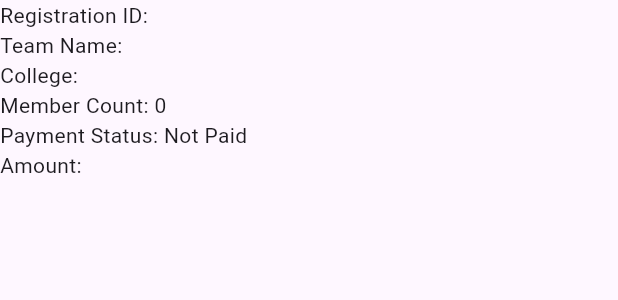
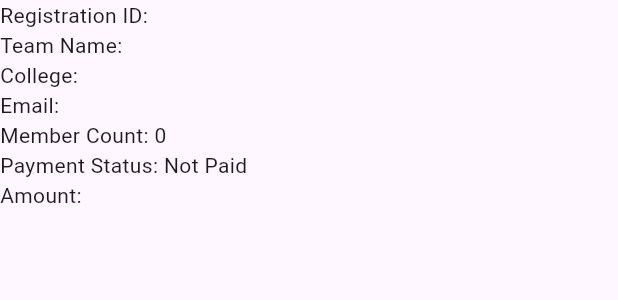
Before and after one commit to TheDarkLord100/admin-registration-24, a Flutter app: the DetailsCard widget shown alone on an empty page, opened directly with empty values, on a phone screen of 412 x 824 dp. Shown: the top 300 px of the screen. Run offline on Flutter 3.47's test engine with Material 3 defaults, Android fonts, the phone set to English and light mode, and no system bars; our stand-ins replace csv, permission_handler; missing offline and left inert: app_settings; network calls fail.

Commit message:
Added email

```diff
--- a/lib/event_detail.dart
+++ b/lib/event_detail.dart
@@ -314,6 +314,7 @@ class DetailsCard extends StatelessWidget {
         Text('Registration ID: ${details.regID}'),
         Text('Team Name: ${details.teamName}'),
         Text('College: ${details.college}'),
+        Text('Email: ${details.email}'),
         Text('Member Count: ${details.members.length}'),
         MemberList(members: details.members),
         Text('Payment Status: ${details.payment.paid ? 'Paid' : 'Not Paid'}'),
```
